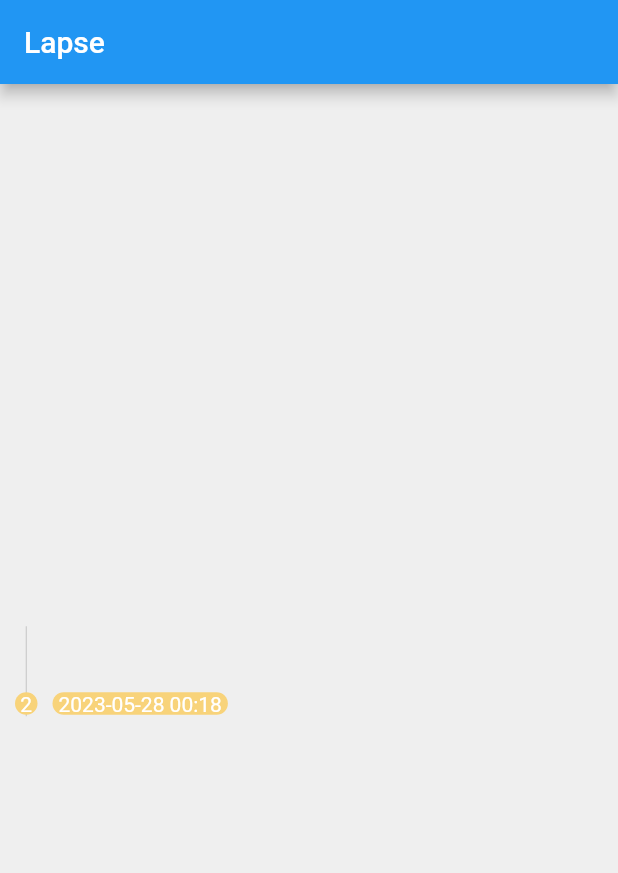
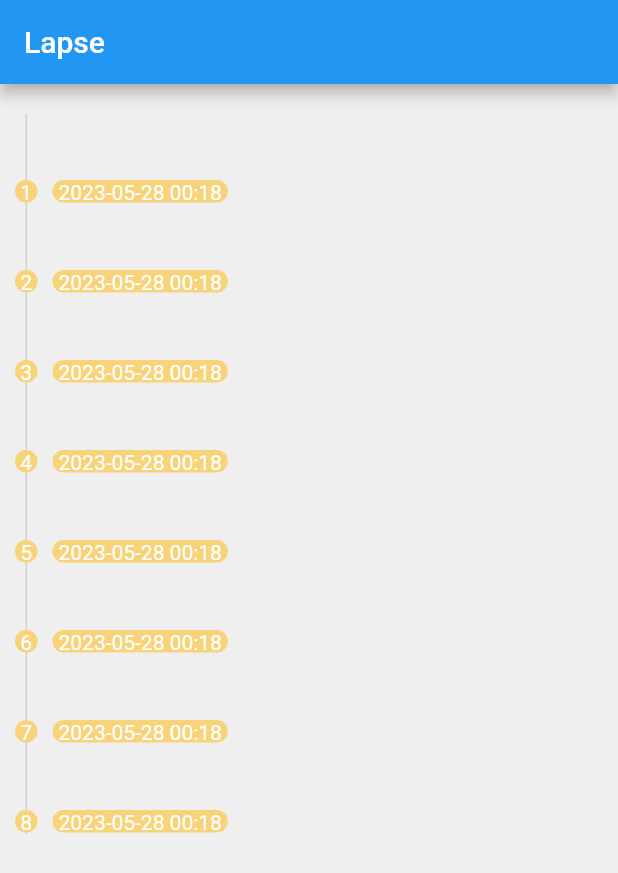
Before and after one commit to TG-lab3k/mobile-lapse-beta, a Flutter app: the screen it shows after launch, on a phone screen of 412 x 824 dp. Shown: the top 873 px of the screen. Run offline on Flutter 3.47's test engine with Material 2 defaults, Android fonts, the phone set to English and light mode, and no system bars; our stand-ins replace fluttertoast.

Commit message:
Dev timeline widget

```diff
--- a/lib/business/memory/added/added_page.dart
+++ b/lib/business/memory/added/added_page.dart
@@ -1,81 +1,13 @@
 //https://github.com/search?q=flutter+DatePicker
 
 import 'package:flutter/material.dart';
-import 'package:lapse/theme/colors.dart';
+import 'package:lapse/business/memory/added/amend_timeline_widget.dart';
 
 class MemoTimelineItemWidget extends StatelessWidget {
   static final itemKey = UniqueKey();
 
   @override
   Widget build(BuildContext context) {
-    const radius = BorderRadius.all(Radius.circular(15.0));
-    return Container(
-        key: itemKey,
-        child: Row(
-          mainAxisAlignment: MainAxisAlignment.start,
-          children: [
-            Container(
-              //decoration: const BoxDecoration(color: colorPrimary2),
-              child: Stack(
-                children: [
-                  Container(
-                      width: 15,
-                      height: 60,
-                      alignment: Alignment.center,
-                      child: VerticalDivider(color: colorPrimary2, width: 1.0)),
-                  Positioned(
-                    bottom: 1,
-                    child: Container(
-                        height: 15,
-                        width: 15,
-                        alignment: Alignment.center,
-                        decoration: const BoxDecoration(
-                            color: colorPrimary3, borderRadius: radius),
-                        child: const Text("2",
-                            textAlign: TextAlign.center,
-                            style: TextStyle(
-                              color: Colors.white,
-                            ))),
-                  ),
-                ],
-              ),
-            ),
-            Container(
-              //decoration: const BoxDecoration(color: colorPrimary2),
-              margin: const EdgeInsets.only(left: 10),
-              child: Stack(
-                children: [
-                  Container(
-                      height: 60,
-                      width: 200,
-                      alignment: Alignment.center,
-                      child: VerticalDivider(
-                          color: Color.fromARGB(0x00, 0x00, 0x00, 0x00))),
-                  Positioned(
-                    bottom: 1,
-                    child: Container(
-                        height: 15,
-                        padding: const EdgeInsets.only(left: 4, right: 4),
-                        decoration: const BoxDecoration(
-                            color: colorPrimary3, borderRadius: radius),
-                        alignment: Alignment.center,
-                        child: const Text("2023-05-28 00:18",
-                            textAlign: TextAlign.center,
-                            style: TextStyle(
-                              color: Colors.white,
-                            ))),
-                  ),
-                ],
-              ),
-            )
-          ],
-        ));
+    return AmendTimelineWidget();
   }
 }
-
-class MemoTimelineWidget extends StatelessWidget {
-  @override
-  Widget build(BuildContext context) {
-    return Text("");
-  }
-}
--- /dev/null
+++ b/lib/business/memory/added/amend_timeline_widget.dart
@@ -0,0 +1,91 @@
+import 'package:flutter/material.dart';
+import 'package:fluttertoast/fluttertoast.dart';
+import 'package:lapse/theme/colors.dart';
+import 'package:lapse/widget/clickable_widget.dart';
+import 'package:lapse/widget/toasts.dart';
+
+class AmendTimelineItemWidget extends StatelessWidget {
+  AmendTimelineItemWidget(this.index);
+
+  final int index;
+
+  @override
+  Widget build(BuildContext context) {
+    const radius = BorderRadius.all(Radius.circular(15.0));
+    return Container(
+        child: Row(
+      mainAxisAlignment: MainAxisAlignment.start,
+      children: [
+        Container(
+          //decoration: const BoxDecoration(color: colorPrimary2),
+          child: Stack(
+            children: [
+              Container(
+                  width: 15,
+                  height: 60,
+                  alignment: Alignment.center,
+                  child: VerticalDivider(color: colorPrimary2, width: 1.0)),
+              Positioned(
+                bottom: 1,
+                child: Container(
+                    height: 15,
+                    width: 15,
+                    alignment: Alignment.center,
+                    decoration: const BoxDecoration(
+                        color: colorPrimary3, borderRadius: radius),
+                    child: Text("${index + 1}",
+                        textAlign: TextAlign.center,
+                        style: TextStyle(
+                          color: Colors.white,
+                        ))),
+              ),
+            ],
+          ),
+        ),
+        Container(
+          //decoration: const BoxDecoration(color: colorPrimary2),
+          margin: const EdgeInsets.only(left: 10),
+          child: Stack(
+            children: [
+              Container(
+                  height: 60,
+                  width: 200,
+                  alignment: Alignment.center,
+                  child: VerticalDivider(
+                      color: Color.fromARGB(0x00, 0x00, 0x00, 0x00))),
+              Positioned(
+                bottom: 1,
+                child: ClickableWidget(
+                    host: Container(
+                        height: 15,
+                        padding: const EdgeInsets.only(left: 4, right: 4),
+                        decoration: const BoxDecoration(
+                            color: colorPrimary3, borderRadius: radius),
+                        alignment: Alignment.center,
+                        child: const Text("2023-05-28 00:18",
+                            textAlign: TextAlign.center,
+                            style: TextStyle(
+                              color: Colors.white,
+                            ))),
+                    listener: (Widget hostWidget) {
+                      Toasts.toast("第$index的Item被点击");
+                    }),
+              ),
+            ],
+          ),
+        )
+      ],
+    ));
+  }
+}
+
+class AmendTimelineWidget extends StatelessWidget {
+  @override
+  Widget build(BuildContext context) {
+    return ListView.builder(
+        itemCount: 8,
+        itemBuilder: (BuildContext context, int index) {
+          return AmendTimelineItemWidget(index);
+        });
+  }
+}
--- a/lib/business/memory/home/home_page.dart
+++ b/lib/business/memory/home/home_page.dart
@@ -1,6 +1,7 @@
 import 'package:flutter/material.dart';
 import 'package:lapse/business/memory/added/added_page.dart';
 import 'package:lapse/theme/colors.dart';
+import 'package:lapse/widget/toasts.dart';
 
 import 'home_timeline_item_widget.dart';
 
@@ -17,8 +18,13 @@ const double heightItem = 15;
 
 class _MemoryHomePageState extends State<MemoryHomePage> {
   @override
+  void initState() {
+    super.initState();
+    Toasts.initialize(context);
+  }
+
+  @override
   Widget build(BuildContext context) {
-
     return Scaffold(
       appBar: AppBar(
         title: Text(widget.title),
--- a/lib/main.dart
+++ b/lib/main.dart
@@ -1,4 +1,5 @@
 import 'package:flutter/material.dart';
+import 'package:fluttertoast/fluttertoast.dart';
 import 'package:lapse/business/memory/home/home_page.dart';
 import 'package:lapse/business/memory/home/home_timeline_item_widget.dart';
 
@@ -13,6 +14,7 @@ class MyApp extends StatelessWidget {
   @override
   Widget build(BuildContext context) {
     return MaterialApp(
+      builder: FToastBuilder(),
       title: 'Lapse',
       theme: ThemeData(
         // This is the theme of your application.
--- /dev/null
+++ b/lib/widget/clickable_widget.dart
@@ -0,0 +1,19 @@
+import 'package:flutter/material.dart';
+
+typedef OnWidgetClickedListener = void Function(Widget hostWidget);
+
+class ClickableWidget extends StatelessWidget {
+  final Widget host;
+  OnWidgetClickedListener? listener;
+
+  ClickableWidget({required this.host, this.listener});
+
+  @override
+  Widget build(BuildContext context) {
+    return GestureDetector(
+        onTap: () {
+          listener?.call(host);
+        },
+        child: host);
+  }
+}
--- /dev/null
+++ b/lib/widget/toasts.dart
@@ -0,0 +1,48 @@
+import 'package:flutter/material.dart';
+import 'package:fluttertoast/fluttertoast.dart';
+
+class Toasts {
+  static final Toasts _instance = Toasts._internal();
+
+  Toasts._internal();
+
+  late FToast _fToast;
+
+  static initialize(BuildContext context) {
+    _instance._initializeInternal(context);
+  }
+
+  _initializeInternal(BuildContext context) {
+    _fToast = FToast();
+    _fToast.init(context);
+  }
+
+  _showToast(String msg) {
+    Widget toast = Container(
+      padding: const EdgeInsets.symmetric(horizontal: 24.0, vertical: 12.0),
+      decoration: BoxDecoration(
+        borderRadius: BorderRadius.circular(25.0),
+        color: Colors.greenAccent,
+      ),
+      child: Row(
+        mainAxisSize: MainAxisSize.min,
+        children: [
+          Text(msg,
+              style: TextStyle(
+                color: Colors.white,
+              )),
+        ],
+      ),
+    );
+
+    _fToast.showToast(
+      child: toast,
+      gravity: ToastGravity.BOTTOM,
+      toastDuration: Duration(seconds: 2),
+    );
+  }
+
+  static toast(String message) {
+    _instance._showToast(message);
+  }
+}
--- a/pubspec.yaml
+++ b/pubspec.yaml
@@ -36,6 +36,7 @@ dependencies:
   # The following adds the Cupertino Icons font to your application.
   # Use with the CupertinoIcons class for iOS style icons.
   cupertino_icons: ^1.0.2
+  fluttertoast: ^8.2.2
 
 dev_dependencies:
   flutter_test:
```
Also changed, not shown: pubspec.lock, 3 other files.
